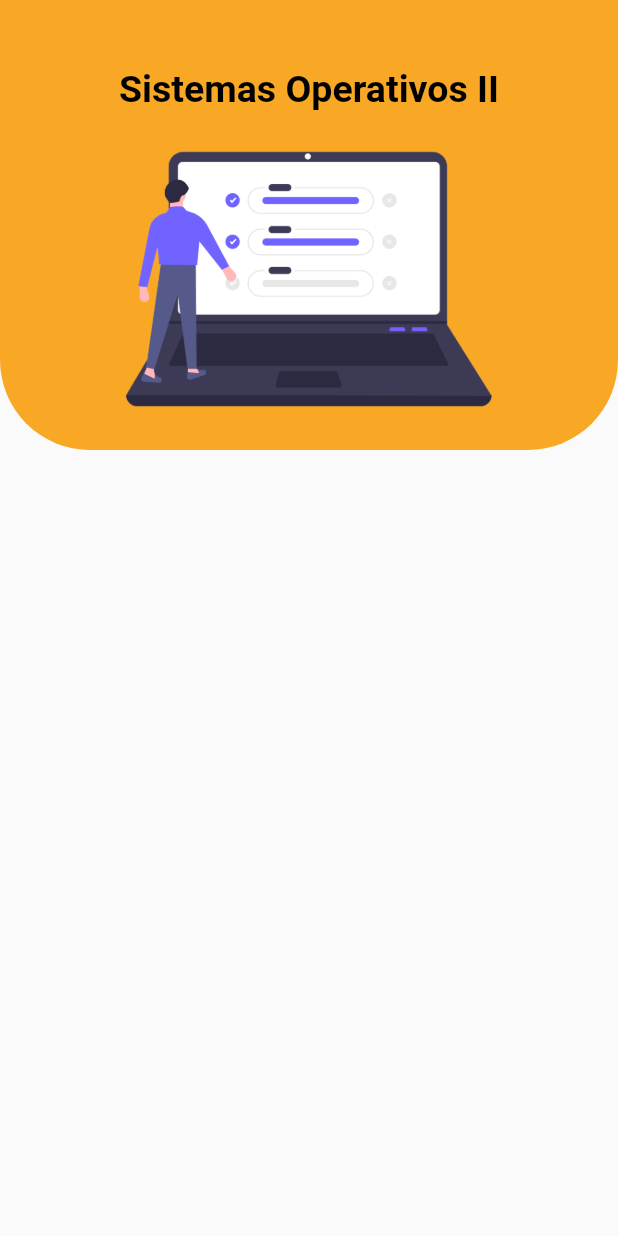
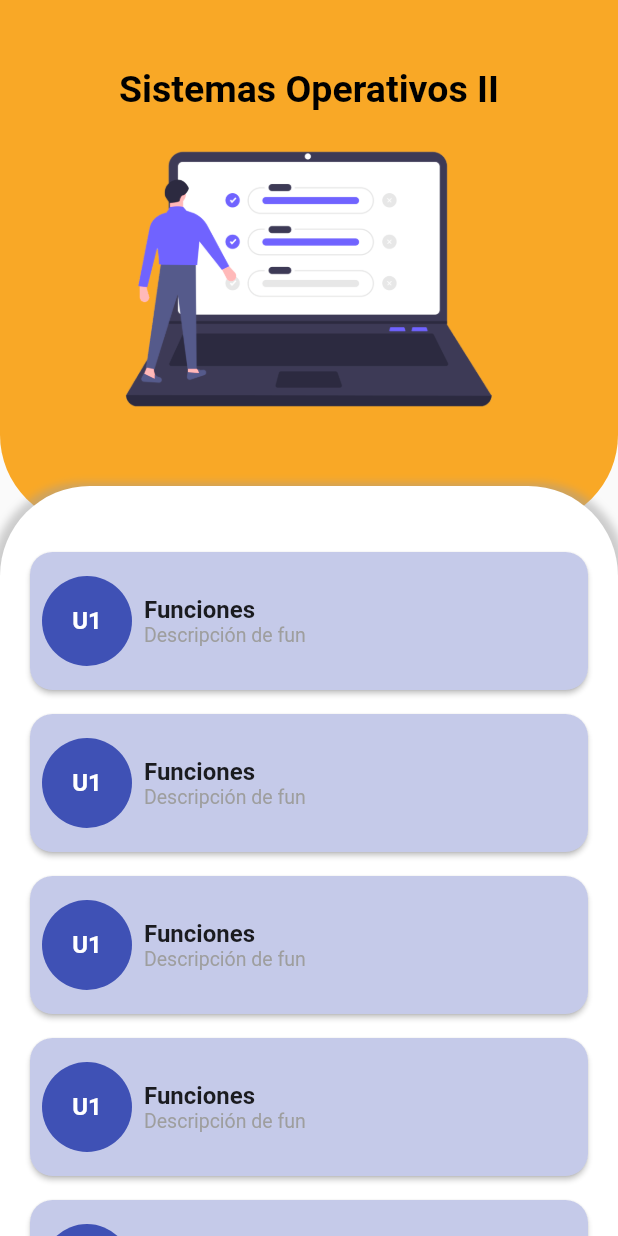
Before and after one commit to Tesam/my_stats, a Flutter app: the screen it shows after launch, on a phone screen of 412 x 824 dp. Run offline on Flutter 3.47's test engine with Material 2 defaults, Android fonts, the phone set to English and light mode, and no system bars.

Commit message:
feature(lesson_section): add lession section to lesson screen ui

```diff
--- a/lib/home/ui/widgets/home_appbar.dart
+++ b/lib/home/ui/widgets/home_appbar.dart
@@ -52,7 +52,7 @@ class HomeAppbar extends StatelessWidget {
     return Stack(
       alignment: const Alignment(-0.6, -0.6),
       children: [
-        AppbarShape(Colors.indigo.shade900),
+        AppbarShape(Colors.indigo.shade900, 300.0),
         AppbarContent,
       ],
     );
--- a/lib/lesson/ui/screens/lesson_screen.dart
+++ b/lib/lesson/ui/screens/lesson_screen.dart
@@ -1,5 +1,6 @@
 import 'package:flutter/material.dart';
 import 'package:my_stats/lesson/ui/widgets/lesson_appbar.dart';
+import 'package:my_stats/lesson/ui/widgets/lessons_section.dart';
 
 class LessonScreen extends StatefulWidget {
   @override
@@ -10,7 +11,13 @@ class _LessonScreenState extends State<LessonScreen> {
   @override
   Widget build(BuildContext context) {
     return Scaffold(
-      body: LessonAppbar("Sistemas Operativos II"),
+      body: Stack(
+        alignment: Alignment.bottomCenter,
+        children: [
+          LessonAppbar("Sistemas Operativos II"),
+          LessonsSection(),
+        ],
+      ),
     );
   }
 }
--- a/lib/lesson/ui/widgets/lesson_appbar.dart
+++ b/lib/lesson/ui/widgets/lesson_appbar.dart
@@ -40,7 +40,7 @@ class LessonAppbar extends StatelessWidget {
 
     return Stack(
       children: [
-        AppbarShape(Color(0xFFF9A826)),
+        AppbarShape(Color(0xFFF9A826),350.0),
         AppbarContent,
       ],
     );
--- /dev/null
+++ b/lib/lesson/ui/widgets/lesson_card.dart
@@ -0,0 +1,69 @@
+import 'package:flutter/material.dart';
+
+class LessonCard extends StatelessWidget {
+  String lessonName;
+  String lessonDescription;
+  String lessonUnity;
+
+  LessonCard(this.lessonName, this.lessonDescription, this.lessonUnity);
+  @override
+  Widget build(BuildContext context) {
+    return Container(
+      height: 100.0,
+      margin: EdgeInsets.only(left:16.0, right: 16.0, bottom: 8.0),
+      child: Card(
+        child: Row(
+          children: [
+            Container(
+              padding: EdgeInsets.all(8.0),
+              child:
+              CircleAvatar(
+                backgroundColor: Colors.indigo,
+                radius: 30.0,
+                child: Container(
+                  alignment: Alignment.center,
+                  child: Text(
+                    lessonUnity,
+                    style: TextStyle(
+                      color: Colors.white,
+                      fontWeight: FontWeight.bold,
+                    ),
+                  ),
+                ),
+              ),
+            ),
+            Column(
+              crossAxisAlignment: CrossAxisAlignment.start,
+              mainAxisAlignment: MainAxisAlignment.center,
+              children: [
+                Container(
+                  child: Text(
+                    lessonName,
+                    style: TextStyle(
+                        fontSize: 16.0,
+                        fontWeight: FontWeight.bold
+                    ),
+                  ),
+                ),
+                Container(
+                  child: Text(
+                    lessonDescription,
+                    style: TextStyle(
+                        fontSize: 13.0,
+                        color: Colors.grey
+                    ),
+                  ),
+                ),
+              ],
+            ),
+          ],
+        ),
+        elevation: 1.5,
+        shape: RoundedRectangleBorder(
+          borderRadius: BorderRadius.circular(15.0),
+        ),
+        color: Colors.indigo.shade100,
+      ),
+    );
+  }
+}
--- /dev/null
+++ b/lib/lesson/ui/widgets/lessons_section.dart
@@ -0,0 +1,37 @@
+import 'package:flutter/material.dart';
+import 'package:my_stats/lesson/ui/widgets/lesson_card.dart';
+
+class LessonsSection extends StatelessWidget {
+  @override
+  Widget build(BuildContext context) {
+    return Container(
+      height: 500.0,
+      padding: EdgeInsets.only(top: 30.0),
+      decoration: BoxDecoration(
+        borderRadius: BorderRadius.vertical(top: Radius.circular(60.0)),
+        color: Colors.white,
+        boxShadow: [
+          BoxShadow(
+            color: Colors.grey.withOpacity(0.5),
+            spreadRadius: 5,
+            blurRadius: 4,
+            offset: Offset(0, 3), // changes position of shadow
+          ),
+        ],
+      ),
+      child: ListView(
+        padding: EdgeInsets.only(top: 10.0),
+        children: [
+          LessonCard("Funciones", "Descripción de fun","U1"),
+          LessonCard("Funciones", "Descripción de fun","U1"),
+          LessonCard("Funciones", "Descripción de fun","U1"),
+          LessonCard("Funciones", "Descripción de fun","U1"),
+          LessonCard("Funciones", "Descripción de fun","U1"),
+          LessonCard("Funciones", "Descripción de fun","U1"),
+          LessonCard("Funciones", "Descripción de fun","U1"),
+          LessonCard("Funciones", "Descripción de fun","U1"),
+        ],
+      ),
+    );
+  }
+}
--- a/lib/widgets/appbar_shape.dart
+++ b/lib/widgets/appbar_shape.dart
@@ -1,10 +1,10 @@
 import 'package:flutter/material.dart';
 
 class AppbarShape extends StatelessWidget {
-  static const shapeHeight = 300.0;
+  double shapeHeight = 300.0;
   Color color;
 
-  AppbarShape(this.color);
+  AppbarShape(this.color, this.shapeHeight);
   @override
   Widget build(BuildContext context) {
     return Container(
```
